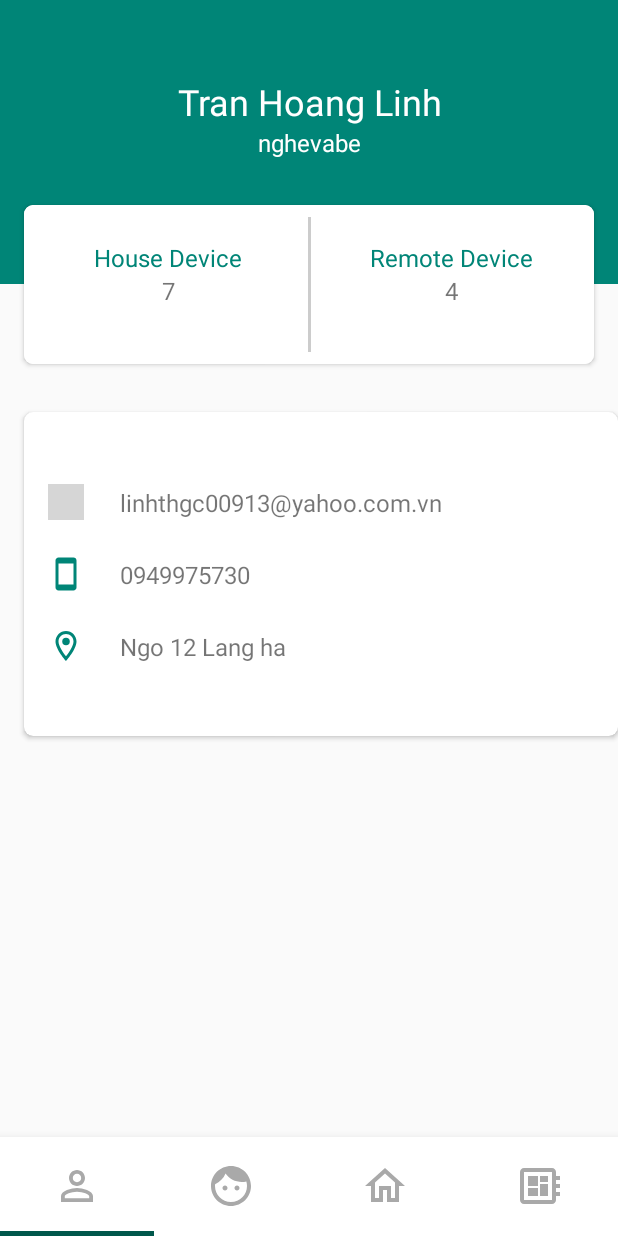
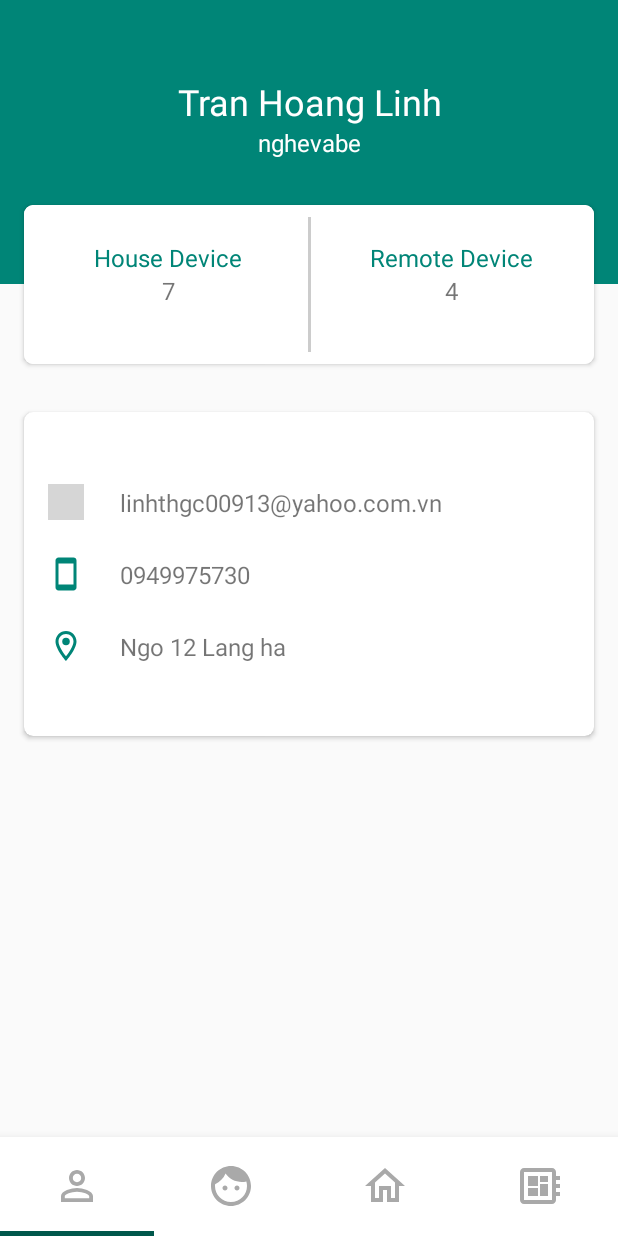
Before and after one commit to nghevabe/SmartApp4.0, an Android app: the TabProfile screen opened directly, with no data from a screen before it, on a phone screen of 412 x 824 dp. Run offline under Robolectric (Android 15) with nearby library versions, the phone set to English and light mode, and no system bars; libraries missing offline, so code that uses them is left out: com.koushikdutta.async, com.koushikdutta.ion, org.eclipse.paho; pictures from the network do not load; 7 statements that could not run were skipped; grey boxes are pictures that could not be loaded.

Commit message:
[UI] Fix UI for Tab Profile

```diff
--- a/SmartApp2/app/src/main/res/layout/tab_profile.xml
+++ b/SmartApp2/app/src/main/res/layout/tab_profile.xml
@@ -141,8 +141,10 @@
         android:elevation="10dp"
         android:layout_marginStart="16dp"
         android:layout_marginTop="32dp"
+        android:layout_marginEnd="16dp"
         app:layout_constraintStart_toStartOf="parent"
-        app:layout_constraintTop_toBottomOf="@id/glCardFooter">
+        app:layout_constraintTop_toBottomOf="@id/glCardFooter"
+        app:layout_constraintEnd_toEndOf="parent">
 
       <androidx.constraintlayout.widget.ConstraintLayout
           android:layout_width="match_parent"
```
